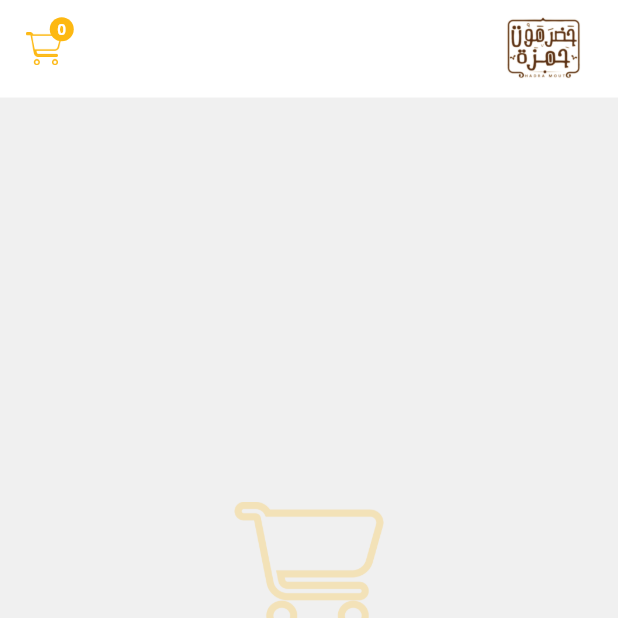
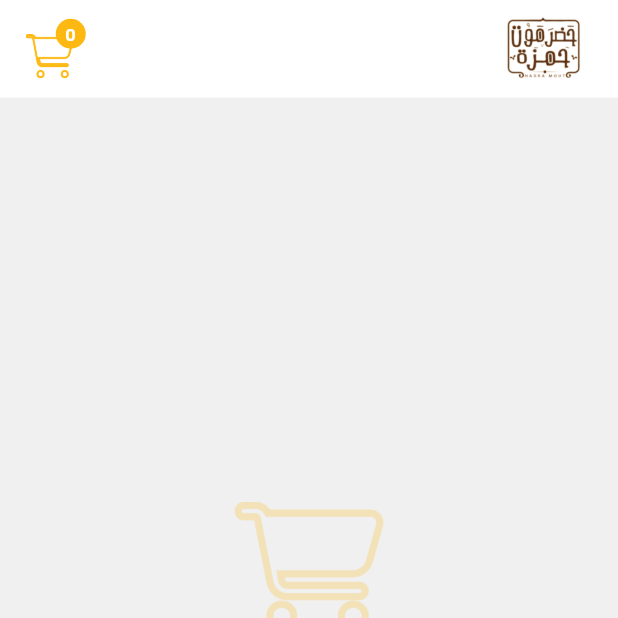
Before and after one commit to tsquare-alex/hadramout, a Flutter app: the CartScreen screen opened by its route, after a tap on an icon or button, on a phone screen of 412 x 824 dp, the top half of it. Run offline on Flutter 3.47's test engine with Material 3 defaults, Android fonts, the light colour scheme and no system bars; our stand-ins replace auto_size_text, bloc, cached_network_image, cloud_firestore, equatable, firebase_auth and 13 more; missing offline and left inert: dart:html, flutter_rounded_date_picker, mailer; accounts and stored records are empty.

Commit message:
- Added favicon and web icons - Adjusted home item height to be free - Adjusted app bar size and its icons

```diff
--- a/lib/core/widgets/custom_app_bar.dart
+++ b/lib/core/widgets/custom_app_bar.dart
@@ -14,11 +14,7 @@ class CustomAppBar extends StatelessWidget {
   @override
   Widget build(BuildContext context) {
     return SliverAppBar(
-      toolbarHeight: ResponsiveValue<double>(context,
-          defaultValue: 93,
-          conditionalValues: [
-            Condition.smallerThan(value: 65, name: DESKTOP)
-          ]).value!,
+      toolbarHeight: 65,
       backgroundColor: appBarColor ?? AppColors.greyOp100,
       pinned: true,
       surfaceTintColor: Colors.transparent,
@@ -28,19 +24,11 @@ class CustomAppBar extends StatelessWidget {
         highlightColor: Colors.transparent,
         onTap: () => context.go(AppRoutes.initScreen),
         child: Padding(
-          padding:  EdgeInsets.only(right: 30.r),
+          padding: EdgeInsets.only(right: 30.r),
           child: Image.asset(
             Res.logo,
-            width:  ResponsiveValue<double>(context,
-                defaultValue: 70,
-                conditionalValues: [
-                  Condition.smallerThan(value: 50, name: DESKTOP)
-                ]).value!,
-            height:  ResponsiveValue<double>(context,
-                defaultValue: 70,
-                conditionalValues: [
-                  Condition.smallerThan(value: 50, name: DESKTOP)
-                ]).value!,
+            width: 50,
+            height: 50,
           ),
         ),
       ),
@@ -59,56 +47,23 @@ class CustomAppBar extends StatelessWidget {
                 color: AppColors.yellowOp100,
                 borderRadius: BorderRadius.circular(5),
               ),
+              child: SizedBox(
+                height: 40,
+                width: 40,
                 child: Stack(
-                clipBehavior: Clip.none,
+                  alignment: Alignment.bottomLeft,
                   children: [
-                  SizedBox(
-                    width: ResponsiveValue<double>(context,
-                        defaultValue: 32,
-                        conditionalValues: [
-                          Condition.smallerThan(value: 24, name: DESKTOP)
-                        ]).value!,
-                    height: ResponsiveValue<double>(context,
-                        defaultValue: 30,
-                        conditionalValues: [
-                          Condition.smallerThan(value: 22, name: DESKTOP)
-                        ]).value!,
-                    child: Image.asset(
+                    Image.asset(
                       Res.cartIcon,
-                      width: ResponsiveValue<double>(context,
-                          defaultValue: 26,
-                          conditionalValues: [
-                            Condition.smallerThan(value: 18, name: DESKTOP)
-                          ]).value!,
-                      height: ResponsiveValue<double>(context,
-                          defaultValue: 24,
-                          conditionalValues: [
-                            Condition.smallerThan(value: 17, name: DESKTOP)
-                          ]).value!,
-                    ),
+                      width: 32,
+                      height: 30,
                     ),
                     Positioned(
-                    bottom: ResponsiveValue<double>(context,
-                        defaultValue: 21,
-                        conditionalValues: [
-                          Condition.smallerThan(value: 16, name: DESKTOP)
-                        ]).value!,
-                    left: ResponsiveValue<double>(context,
-                        defaultValue: 21,
-                        conditionalValues: [
-                          Condition.smallerThan(value: 16, name: DESKTOP)
-                        ]).value!,
+                      top: 0,
+                      right: 0,
                       child: Container(
-                      width: ResponsiveValue<double>(context,
-                          defaultValue: 20,
-                          conditionalValues: [
-                            Condition.smallerThan(value: 16, name: DESKTOP)
-                          ]).value!,
-                      height: ResponsiveValue<double>(context,
-                          defaultValue: 20,
-                          conditionalValues: [
-                            Condition.smallerThan(value: 16, name: DESKTOP)
-                          ]).value!,
+                        width: 20,
+                        height: 20,
                         decoration: const BoxDecoration(
                           shape: BoxShape.circle,
                           color: AppColors.yellowOp100,
@@ -119,16 +74,7 @@ class CustomAppBar extends StatelessWidget {
                               var cubit = CartBloc.get(context);
                               return Text(
                                 cubit.cartList.length.toString(),
-                              style: AppTextStyles.font16WhiteBold.copyWith(
-                                fontSize: ResponsiveValue<double>(
-                                  context,
-                                  defaultValue: 12,
-                                  conditionalValues: [
-                                    Condition.smallerThan(
-                                        value: 10, name: DESKTOP)
-                                  ],
-                                ).value!,
-                              ),
+                                style: AppTextStyles.font12WhiteBold,
                               );
                             },
                           ),
@@ -140,6 +86,7 @@ class CustomAppBar extends StatelessWidget {
               ),
             ),
           ),
+        ),
       ],
     );
   }
```
Also changed, not shown: lib/features/home/presentation/widgets/home_item.dart (+6 -16 lines), lib/features/home/presentation/widgets/species_section.dart (+21 -32 lines), 5 other files. Lines whose indentation alone changed are shown as unchanged.
